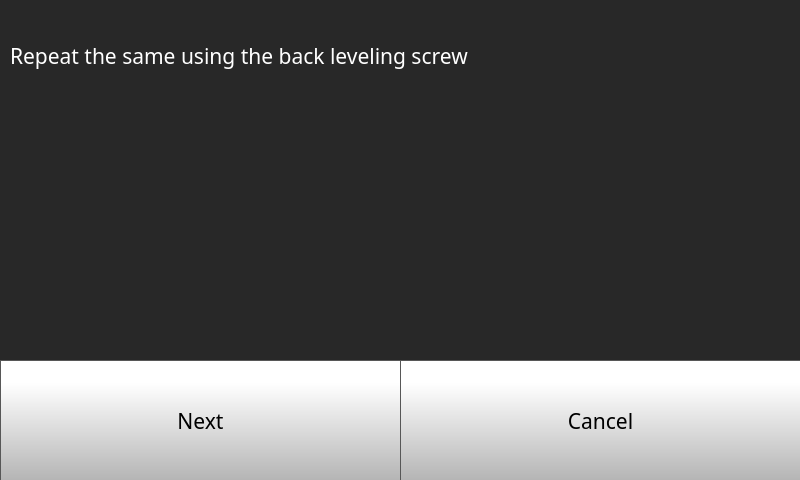
The window that octoprint_Dragon500TouchUI/mainGUI.ui (FracktalWorks/Dragon500TouchUI) describes before a commit, drawn with Qt 5.
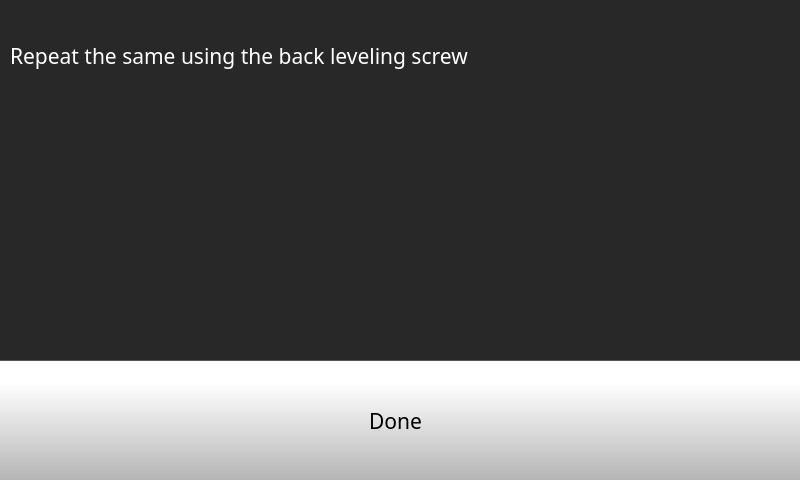
The same window after the commit. The open tabs and pages were chosen to show the change. Icons and pictures are not drawn.

Patch:
```diff
--- a/octoprint_Dragon500TouchUI/mainGUI.ui
+++ b/octoprint_Dragon500TouchUI/mainGUI.ui
@@ -7296,62 +7296,12 @@
      </widget>
     </widget>
     <widget class="QWidget" name="quickStep4Page">
-     <widget class="QPushButton" name="quickStep4NextButton">
-      <property name="geometry">
-       <rect>
-        <x>0</x>
-        <y>360</y>
-        <width>401</width>
-        <height>121</height>
-       </rect>
-      </property>
-      <property name="font">
-       <font>
-        <family>Gotham</family>
-        <pointsize>16</pointsize>
-       </font>
-      </property>
-      <property name="styleSheet">
-       <string notr="true">QPushButton {
-     border: 1px solid rgb(87, 87, 87);
-	background-color: qlineargradient(spread:pad, x1:0, y1:1, x2:0, y2:0.188, stop:0 rgba(180, 180, 180, 255), stop:1 rgba(255, 255, 255, 255));
-
-
-}
-
-QPushButton:pressed {
-    background-color: qlineargradient(x1: 0, y1: 0, x2: 0, y2: 1,
-                                      stop: 0 #dadbde, stop: 1 #f6f7fa);
-}
-
-QPushButton:flat {
-    border: none; /* no border for a flat push button */
-}
-
-QPushButton:default {
-    border-color: navy; /* make the default button prominent */
-}
-
-QPushButton:focus {
-	outline: none;
-}</string>
-      </property>
-      <property name="text">
-       <string>Next</string>
-      </property>
-      <property name="iconSize">
-       <size>
-        <width>40</width>
-        <height>40</height>
-       </size>
-      </property>
-     </widget>
      <widget class="QPushButton" name="quickStep4CancelButton">
       <property name="geometry">
        <rect>
-        <x>400</x>
+        <x>-10</x>
         <y>360</y>
-        <width>401</width>
+        <width>811</width>
         <height>121</height>
        </rect>
       </property>
@@ -7387,7 +7337,7 @@
 }</string>
       </property>
       <property name="text">
-       <string>Cancel</string>
+       <string>Done</string>
       </property>
       <property name="iconSize">
        <size>
```
Left out of the diff: 37 changed lines with no effect on the pictures.
